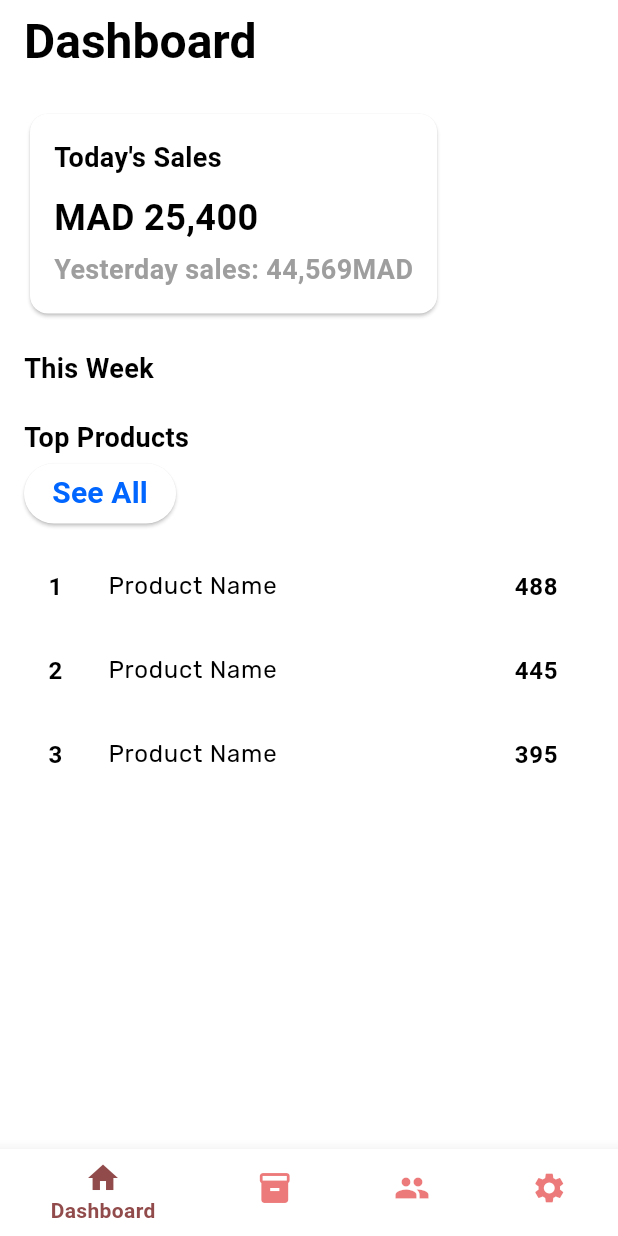
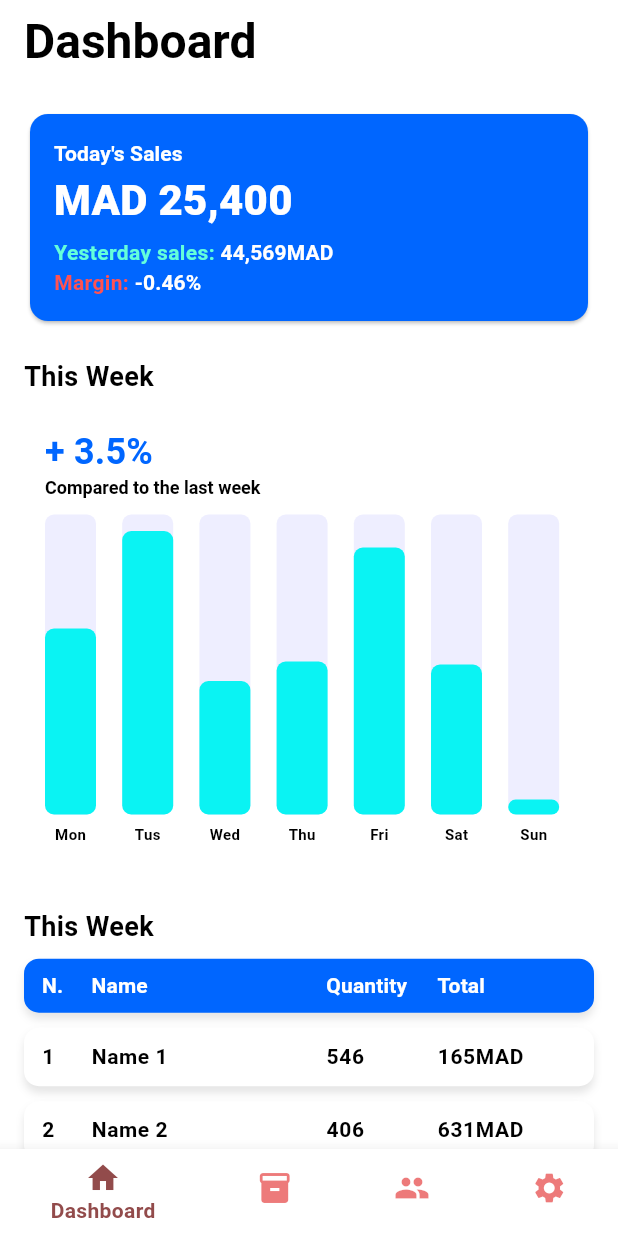
Before and after one commit to Dahman-Ismail/gestion_ph_mobile, a Flutter app: the screen it shows after launch, after a tap on "Login", after a tap on "Home Page", on a phone screen of 412 x 824 dp. Run offline on Flutter 3.47's test engine with Material 3 defaults, Android fonts, the light colour scheme and no system bars; our stand-ins replace get, google_fonts, shared_preferences, sqflite; accounts and stored records are empty; network calls fail.

Commit message:
redesign home page

```diff
--- a/lib/main.dart
+++ b/lib/main.dart
@@ -1,3 +1,5 @@
+// ignore_for_file: deprecated_member_use
+
 import 'package:flutter/material.dart';
 import 'package:google_fonts/google_fonts.dart';
 import 'initial_screen.dart';
@@ -7,12 +9,10 @@ void main() {
 }
 
 class MainApp extends StatelessWidget {
-
   const MainApp({super.key});
 
   @override
   Widget build(BuildContext context) {
-    GoogleFonts.config.allowRuntimeFetching = false;
     final textTheme = Theme.of(context).textTheme;
     return MaterialApp(
       title: 'PMSControl',
@@ -39,15 +39,25 @@ class MainApp extends StatelessWidget {
           labelMedium: const TextStyle(
             fontSize: 16,
             fontWeight: FontWeight.w600,
-            color: Colors.white,
+            color: Color.fromARGB(255, 153, 145, 145),
+          ),
+          displaySmall: const TextStyle(
+            fontSize: 12,
+            fontWeight: FontWeight.w600,
+            color: Colors.black,
           ),
           labelLarge: const TextStyle(
-            fontSize: 20,
+            fontSize: 14,
             fontWeight: FontWeight.w700,
             color: Colors.white,
           ),
+          titleMedium: const TextStyle(
+            fontSize: 28,
+            fontWeight: FontWeight.w800,
+            color: Colors.white,
+          ),
           bodySmall: const TextStyle(
-            fontSize: 16,
+            fontSize: 14,
             fontWeight: FontWeight.w600,
             color: Colors.black,
           ),
@@ -57,7 +67,7 @@ class MainApp extends StatelessWidget {
             color: Colors.black,
           ),
           titleSmall: const TextStyle(
-            fontSize: 18,
+            fontSize: 24,
             fontWeight: FontWeight.w700,
             color: Color(0xFF0066FF),
           ),
--- /dev/null
+++ b/lib/screen/charts/home_chart.dart
@@ -0,0 +1,83 @@
+// ignore_for_file: deprecated_member_use
+
+import 'package:flutter/material.dart';
+
+class HomeChart extends StatefulWidget {
+  const HomeChart({super.key});
+
+  @override
+  State<HomeChart> createState() => _HomeChartState();
+}
+
+class _HomeChartState extends State<HomeChart> {
+  @override
+  Widget build(BuildContext context) {
+    Size mq = MediaQuery.of(context).size;
+    ColorScheme ct = Theme.of(context).colorScheme;
+    TextTheme tt = Theme.of(context).textTheme;
+    return Container(
+      padding: const EdgeInsets.symmetric(vertical: 12, horizontal: 14),
+      height: mq.height * 0.38,
+      width: mq.width * 0.9,
+      decoration: BoxDecoration(
+          borderRadius: BorderRadius.circular(10), color: ct.surface),
+      child: Column(
+        crossAxisAlignment: CrossAxisAlignment.start,
+        children: [
+          Text(
+            "+ 3.5%",
+            style: tt.titleSmall,
+          ),
+          Text(
+            "Compared to the last week",
+            style: tt.displaySmall,
+          ),
+          const SizedBox(height: 10),
+          Row(
+            mainAxisAlignment: MainAxisAlignment.spaceBetween,
+            children: [
+              chartElement(ct, 124, "Mon"),
+              chartElement(ct, 189, "Tus"),
+              chartElement(ct, 89, "Wed"),
+              chartElement(ct, 102, "Thu"),
+              chartElement(ct, 178, "Fri"),
+              chartElement(ct, 100, "Sat"),
+              chartElement(ct, 10, "Sun"),
+            ],
+          )
+        ],
+      ),
+    );
+  }
+
+  Column chartElement(ColorScheme ct, double val, String day) {
+    return Column(
+      crossAxisAlignment: CrossAxisAlignment.center,
+      children: [
+        Stack(
+          alignment: Alignment.bottomCenter,
+          children: [
+            Container(
+              height: 200,
+              width: 34,
+              decoration: BoxDecoration(
+                  color: ct.background, borderRadius: BorderRadius.circular(6)),
+            ),
+            Container(
+              height: val,
+              width: 34,
+              decoration: BoxDecoration(
+                  color: ct.secondary, borderRadius: BorderRadius.circular(6)),
+            )
+          ],
+        ),
+        const SizedBox(height: 6),
+        Text(
+          day,
+          style: TextStyle(
+              color: ct.onSurface, fontWeight: FontWeight.w600, fontSize: 10),
+        )
+      ],
+    );
+  }
+}
--- a/lib/screen/dashboard_screen.dart
+++ b/lib/screen/dashboard_screen.dart
@@ -1,130 +1,215 @@
 import 'package:flutter/material.dart';
-import 'package:my_new_app/screen/all_products_screen.dart';
+import 'package:my_new_app/screen/charts/home_chart.dart';
+import 'package:my_new_app/screen/widget/item_disp.dart';
 // import 'package:fl_chart/fl_chart.dart';
 
-class DashboardScreen extends StatelessWidget {
+class DashboardScreen extends StatefulWidget {
   const DashboardScreen({super.key});
 
   @override
+  State<DashboardScreen> createState() => _DashboardScreenState();
+}
+
+class _DashboardScreenState extends State<DashboardScreen> {
+  List itemsList = [
+    ["1", "Name 1", "546", "165MAD"],
+    ["2", "Name 2", "406", "631MAD"],
+    ["3", "Name 3", "67", "947MAD"],
+    ["3", "Name 3", "67", "947MAD"],
+    ["3", "Name 3", "67", "947MAD"],
+    ["4", "Name 4", "406", "141MAD"]
+  ];
+  @override
   Widget build(BuildContext context) {
+    Size mq = MediaQuery.of(context).size;
+    ColorScheme ct = Theme.of(context).colorScheme;
+    TextTheme tt = Theme.of(context).textTheme;
     return Scaffold(
         appBar: AppBar(
           title: const Text('Dashboard'),
         ),
-      body: Padding(
+        body: SingleChildScrollView(
+          child: Padding(
               padding: const EdgeInsets.all(16.0),
               child: Column(
                   crossAxisAlignment: CrossAxisAlignment.start,
                   children: [
-            const Card(
+                    Card(
+                      color: ct.primary,
                       child: Padding(
-                padding: EdgeInsets.all(16.0),
+                        padding: const EdgeInsets.all(16.0),
+                        child: SizedBox(
+                          width: mq.width * 0.84,
                           child: Column(
                             crossAxisAlignment: CrossAxisAlignment.start,
                             children: [
                               Text(
                                 "Today's Sales",
-                      style: TextStyle(fontSize: 18, fontWeight: FontWeight.bold),
+                                style: tt.labelLarge,
                               ),
-                    SizedBox(height: 10),
                               Text(
                                 'MAD 25,400',
-                      style: TextStyle(fontSize: 24, fontWeight: FontWeight.bold),
+                                style: tt.titleMedium,
                               ),
-                    SizedBox(height: 5),
+                              const SizedBox(height: 4),
+                              Row(
+                                children: [
+                                  const Text(
+                                    'Yesterday sales: ',
+                                    style: TextStyle(
+                                      color: Colors.tealAccent,
+                                      fontSize: 14,
+                                    ),
+                                  ),
                                   Text(
-                      'Yesterday sales: 44,569MAD',
-                      style: TextStyle(color: Colors.grey),
+                                    "44,569MAD",
+                                    style: tt.labelLarge,
+                                  )
+                                ],
+                              ),
+                              Row(
+                                children: [
+                                  const Text(
+                                    'Margin: ',
+                                    style: TextStyle(
+                                      color: Colors.redAccent,
+                                      fontSize: 14,
+                                    ),
+                                  ),
+                                  Text(
+                                    "-0.46%",
+                                    style: tt.labelLarge,
+                                  )
+                                ],
                               ),
                             ],
+                          ),
                         ),
                       ),
                     ),
                     const SizedBox(height: 20),
                     const Text(
                       'This Week',
-              style: TextStyle(fontSize: 18, fontWeight: FontWeight.bold),
+                      style:
+                          TextStyle(fontSize: 18, fontWeight: FontWeight.bold),
                     ),
-            // const SizedBox(height: 10),
-            // Container(
-            //   height: 200,
-            //   child: BarChart(
-            //     BarChartData(
-            //       barGroups: [
-            //         BarChartGroupData(x: 0, barRods: [
-            //           BarChartRodData(y: 8, colors: [Colors.lightBlueAccent, Colors.greenAccent])
-            //         ]),
-            //         BarChartGroupData(x: 1, barRods: [
-            //           BarChartRodData(y: 10, colors: [Colors.lightBlueAccent, Colors.greenAccent])
-            //         ]),
-            //         BarChartGroupData(x: 2, barRods: [
-            //           BarChartRodData(y: 14, colors: [Colors.lightBlueAccent, Colors.greenAccent])
-            //         ]),
-            //         BarChartGroupData(x: 3, barRods: [
-            //           BarChartRodData(y: 15, colors: [Colors.lightBlueAccent, Colors.greenAccent])
-            //         ]),
-            //         BarChartGroupData(x: 4, barRods: [
-            //           BarChartRodData(y: 13, colors: [Colors.lightBlueAccent, Colors.greenAccent])
-            //         ]),
-            //         BarChartGroupData(x: 5, barRods: [
-            //           BarChartRodData(y: 10, colors: [Colors.lightBlueAccent, Colors.greenAccent])
-            //         ]),
-            //         BarChartGroupData(x: 6, barRods: [
-            //           BarChartRodData(y: 12, colors: [Colors.lightBlueAccent, Colors.greenAccent])
-            //         ]),
-            //       ],
-            //     ),
-            //   ),
-            // ),
+                    const SizedBox(height: 8),
+                    const HomeChart(),
                     const SizedBox(height: 20),
                     const Text(
-              'Top Products',
-              style: TextStyle(fontSize: 18, fontWeight: FontWeight.bold),
+                      'This Week',
+                      style:
+                          TextStyle(fontSize: 18, fontWeight: FontWeight.bold),
                     ),
-            ElevatedButton(
-                  onPressed: () {
-                    Navigator.push(
-                      context,
-                      MaterialPageRoute(builder: (context) => AllProductScreen()),
-                    );
-                  },
-                  child: const Text('See All'),
-                ),
-            const SizedBox(height: 10),
-            Expanded(
-              child: ListView(
-                children: const [
-                  ListTile(
-                    leading: Text('1'),
-                    title: Text('Product Name'),
-                    trailing: Text('488'),
-
-
-
-                  ),
-                  ListTile(
-                    leading: Text('2'),
-                    title: Text('Product Name'),
-                    trailing: Text('445'),
-                  ),
-                  ListTile(
-                    leading: Text('3'),
-                    title: Text('Product Name'),
-                    trailing: Text('395'),
+                    const SizedBox(height: 8),
+                    Container(
+                      // margin: const EdgeInsets.only(top: 16),
+                      padding: const EdgeInsets.symmetric(vertical: 8),
+                      decoration: BoxDecoration(
+                        color: ct.primary,
+                        borderRadius: BorderRadius.circular(10),
+                        boxShadow: [
+                          BoxShadow(
+                            color: ct.onSurface.withOpacity(0.1),
+                            blurRadius: 4,
+                            offset: const Offset(0, 4),
                           ),
                         ],
+                      ),
+                      child: Row(
+                        children: [
+                          SizedBox(
+                            width: mq.width * 0.08,
+                            child: Padding(
+                              padding: const EdgeInsets.only(left: 12),
+                              child: Text(
+                                "N.",
+                                style: tt.labelLarge,
+                              ),
+                            ),
+                          ),
+                          SizedBox(
+                            width: mq.width * 0.38,
+                            child: Padding(
+                              padding: const EdgeInsets.only(left: 12),
+                              child: Text(
+                                "Name",
+                                style: tt.labelLarge,
+                              ),
+                            ),
+                          ),
+                          SizedBox(
+                            width: mq.width * 0.18,
+                            child: Padding(
+                              padding: const EdgeInsets.only(left: 12),
+                              child: Text(
+                                "Quantity",
+                                style: tt.labelLarge,
+                              ),
+                            ),
+                          ),
+                          SizedBox(
+                            width: mq.width * 0.28,
+                            child: Padding(
+                              padding: const EdgeInsets.only(left: 12),
+                              child: Text(
+                                "Total",
+                                style: tt.labelLarge,
+                              ),
                             ),
                           ),
                         ],
                       ),
                     ),
-      // bottomNavigationBar: BottomNavigationBar(
-      //   items: const [
-      //     BottomNavigationBarItem(icon: Icon(Icons.home), label: 'Home'),
-      //     BottomNavigationBarItem(icon: Icon(Icons.bar_chart), label: 'Stats'),
-      //     BottomNavigationBarItem(icon: Icon(Icons.settings), label: 'Settings'),
-      //   ],
-      // ),
+                    SizedBox(
+                      width: mq.width,
+                      height: mq.height * 0.38,
+                      child: ListView.builder(
+                        shrinkWrap: true,
+                        itemCount: itemsList.length,
+                        itemBuilder: (context, index) {
+                          return ItemDisp(
+                            n: itemsList[index][0],
+                            name: itemsList[index][1],
+                            quantity: itemsList[index][2],
+                            total: itemsList[index][3],
                           );
+                        },
+                      ),
+                    ),
+                    ElevatedButton(
+                      onPressed: () {}, // Call _logout function
+                      style: ButtonStyle(
+                        padding: WidgetStateProperty.all(
+                          const EdgeInsets.symmetric(
+                              vertical: 6, horizontal: 12),
+                        ),
+                        backgroundColor: WidgetStateProperty.all(ct.primary),
+                        shape: WidgetStateProperty.all(
+                          RoundedRectangleBorder(
+                            borderRadius: BorderRadius.circular(5.0),
+                          ),
+                        ),
+                      ),
+                      child: Row(
+                        mainAxisAlignment: MainAxisAlignment.center,
+                        children: [
+                          Icon(
+                            Icons.logout_outlined,
+                            color: ct.surface,
+                          ),
+                          const Padding(
+                            padding: EdgeInsets.only(left: 4.0),
+                            child: Text(
+                              "See More",
+                              style:
+                                  TextStyle(fontSize: 14, color: Colors.white),
+                            ),
+                          ),
+                        ],
+                      ),
+                    ),
+                  ])),
+        ));
   }
 }
--- a/lib/screen/product_ashboard_screen.dart
+++ b/lib/screen/product_ashboard_screen.dart
@@ -170,7 +170,7 @@ class ProductDashboardScreen extends StatelessWidget {
                       Navigator.push(
                         context,
                         MaterialPageRoute(
-                            builder: (context) => AllProductScreen()),
+                            builder: (context) => const AllProductScreen()),
                       );
                     },
                     style: ElevatedButton.styleFrom(
--- /dev/null
+++ b/lib/screen/widget/item_disp.dart
@@ -0,0 +1,79 @@
+import 'package:flutter/material.dart';
+
+class ItemDisp extends StatelessWidget {
+  const ItemDisp({
+    required this.n,
+    required this.name,
+    required this.quantity,
+    required this.total,
+    super.key,
+  });
+  final String n;
+  final String name;
+  final String quantity;
+  final String total;
+
+  @override
+  Widget build(BuildContext context) {
+    TextTheme tt = Theme.of(context).textTheme;
+    ColorScheme ct = Theme.of(context).colorScheme;
+    Size mq = MediaQuery.of(context).size;
+    return Container(
+      margin: const EdgeInsets.only(top: 10),
+      padding: const EdgeInsets.symmetric(vertical: 10),
+      decoration: BoxDecoration(
+          color: ct.surface,
+          borderRadius: BorderRadius.circular(10),
+          boxShadow: [
+            BoxShadow(
+                color: ct.onSurface.withOpacity(0.1),
+                blurRadius: 4,
+                offset: const Offset(0, 4))
+          ]),
+      child: Row(
+        children: [
+          SizedBox(
+            width: mq.width * 0.08,
+            child: Padding(
+              padding: const EdgeInsets.only(left: 12),
+              child: Text(
+                n,
+                style: tt.bodySmall,
+              ),
+            ),
+          ),
+          SizedBox(
+            width: mq.width * 0.38,
+            child: Padding(
+              padding: const EdgeInsets.only(left: 12),
+              child: Text(
+                name,
+                style: tt.bodySmall,
+              ),
+            ),
+          ),
+          SizedBox(
+            width: mq.width * 0.18,
+            child: Padding(
+              padding: const EdgeInsets.only(left: 12),
+              child: Text(
+                quantity,
+                style: tt.bodySmall,
+              ),
+            ),
+          ),
+          SizedBox(
+            width: mq.width * 0.28,
+            child: Padding(
+              padding: const EdgeInsets.only(left: 12),
+              child: Text(
+                total,
+                style: tt.bodySmall,
+              ),
+            ),
+          ),
+        ],
+      ),
+    );
+  }
+}
--- a/lib/service/LoginService.dart
+++ b/lib/service/loginservice.dart
@@ -1,5 +1,3 @@
-// ignore: unused_import
-import 'package:flutter/material.dart';
 import 'package:http/http.dart' as http;
 import 'package:my_new_app/db/DAO/produit_dao.dart';
 import 'package:my_new_app/db/DAO/user_dao.dart';
```
Lines whose indentation alone changed are shown as unchanged.
